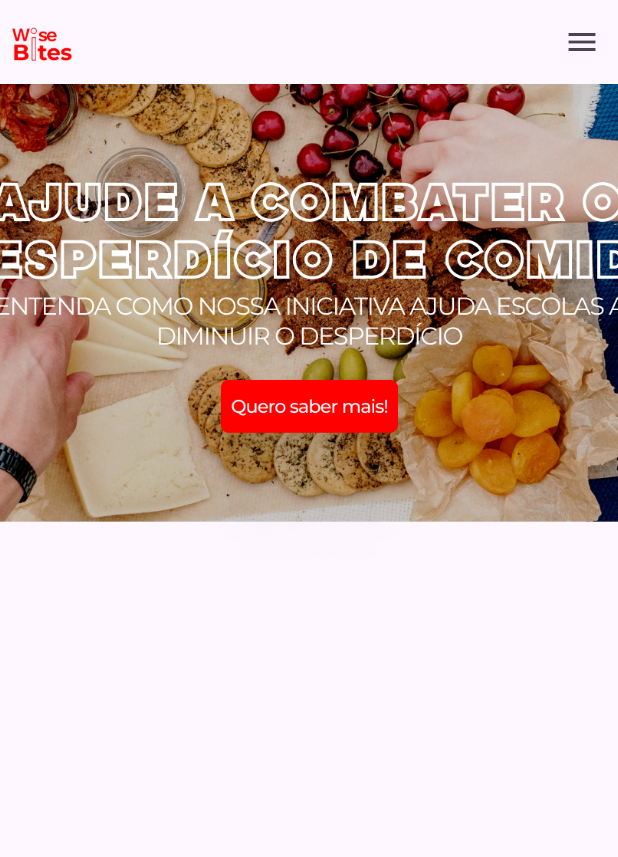
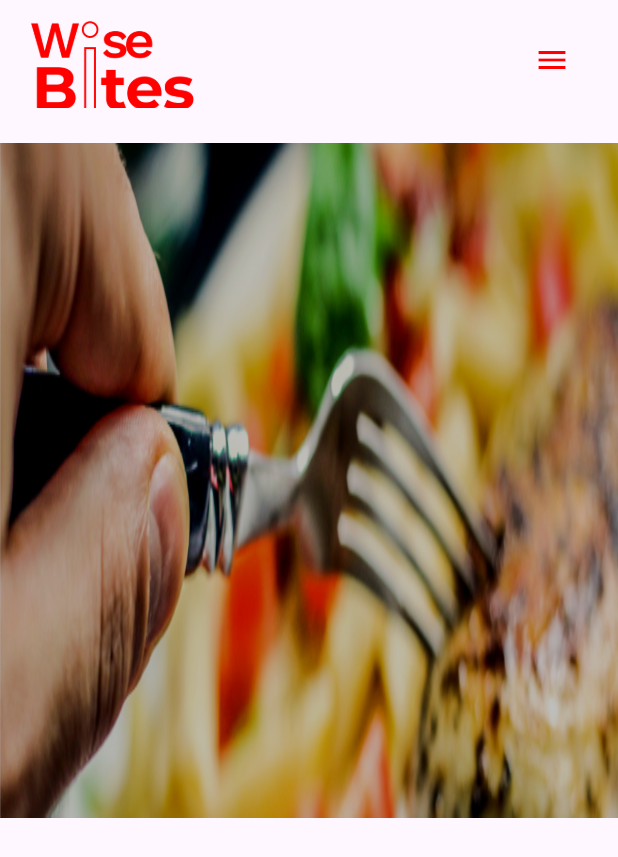
Before and after one commit to VictorHug01/wisebites, a Flutter app: the screen it shows after launch, on a phone screen of 412 x 824 dp. Shown: the top 857 px of the screen. Run offline on Flutter 3.47's test engine with Material 3 defaults, Android fonts, the phone set to English and light mode, and no system bars; drawn by our look-alikes of carousel_slider.

Commit message:
alteração appbar

```diff
--- a/lib/src/home/home_page.dart
+++ b/lib/src/home/home_page.dart
@@ -17,21 +17,21 @@
       width: double.infinity,
       child: Image.asset(
         'assets/s1.png',
-        fit: BoxFit.cover,
+        fit: BoxFit.fill,
       ),
     ),
     SizedBox(
       width: double.infinity,
       child: Image.asset(
         'assets/s2.png',
-        fit: BoxFit.cover,
+        fit: BoxFit.fill,
       ),
     ),
     SizedBox(
       width: double.infinity,
       child: Image.asset(
         'assets/s3.png',
-        fit: BoxFit.cover,
+        fit: BoxFit.fill,
       ),
     ),
   ];
@@ -40,25 +40,30 @@
     return Scaffold(
       endDrawer: const DrawerComponent(),
       appBar: AppBar(
+        toolbarHeight: 80.0,
+        automaticallyImplyLeading: false,
+        leadingWidth: 150.0,
+        foregroundColor: Color(0XFFFF0000),
         leading: Padding(
-          padding: const EdgeInsets.all(8.0),
+          padding: const EdgeInsets.symmetric(horizontal: 20.0, vertical: 8.0),
           child: Image.asset(
             'assets/logo.png',
-            fit: BoxFit.contain,
+            fit: BoxFit.cover,
           ),
         ),
         actions: [
-          MediaQuery.of(context).size.width < 650
-              ? Builder(
-                builder: (context) {
+          Padding(
+            padding:
+                const EdgeInsets.symmetric(horizontal: 20.0, vertical: 8.0),
+            child: MediaQuery.of(context).size.width < 650
+                ? Builder(builder: (context) {
                     return IconButton(
                       onPressed: () {
                         Scaffold.of(context).openEndDrawer();
                       },
                       icon: const Icon(Icons.menu),
                     );
-                }
-              )
+                  })
                 : const Row(
                     children: [
                       ListSpace(textList: 'Home'),
@@ -68,18 +73,21 @@
                       ListSpace(textList: 'Escolas'),
                     ],
                   ),
+          ),
         ],
       ),
       body: ListView(
         children: [
+          SizedBox(
+            height: 15.0,
+          ),
           SizedBox(
             width: double.infinity,
             child: CarouselSlider(
               options: CarouselOptions(
                 autoPlayCurve: Curves.easeInOutSine,
                 viewportFraction: 1.0,
-                aspectRatio: 16 / 9,
-                height: 350,
+                height: 450,
                 autoPlay: true,
                 autoPlayInterval: const Duration(seconds: 3),
               ),
```
Also changed, not shown: assets/s1.png, assets/s2.png, assets/s3.png. Lines whose indentation alone changed are shown as unchanged.
